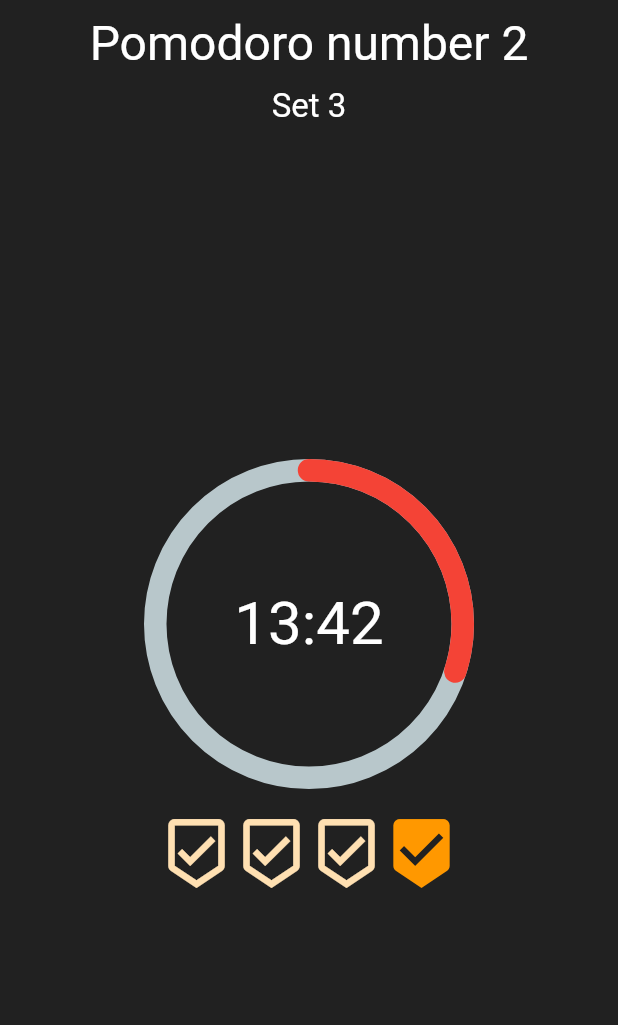
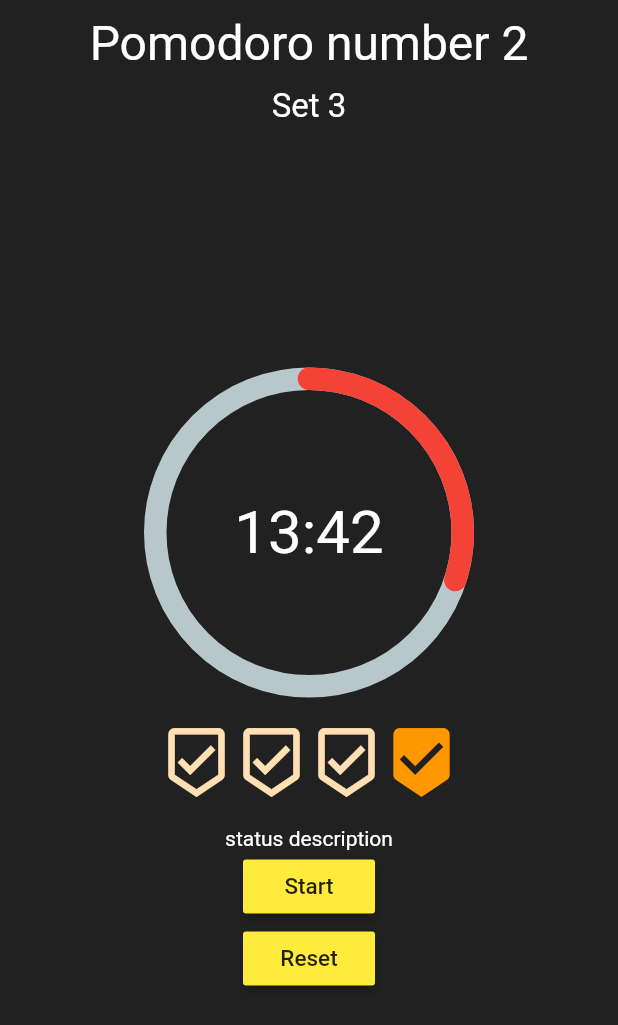
Before and after one commit to Leonardo1952/pomodoro, a Flutter app: the screen it shows after launch, on a phone screen of 412 x 824 dp. Shown: the top 1025 px of the screen. Run offline on Flutter 3.47's test engine with Material 2 defaults, Android fonts, the phone set to English and light mode, and no system bars; drawn by our look-alikes of percent_indicator.

Commit message:
botoes e status

```diff
--- a/lib/screens/home_screen.dart
+++ b/lib/screens/home_screen.dart
@@ -1,11 +1,22 @@
 import 'package:flutter/material.dart';
 import 'package:percent_indicator/percent_indicator.dart';
 import 'package:pomodoro/widget/progress_icons.dart';
+import 'package:pomodoro/widget/custom_button.dart';
+import 'package:pomodoro/model/pomodoro_status.dart';
 
 class Home extends StatefulWidget {
   @override
   _HomeState createState() => _HomeState();
 }
+
+const _btnTextStart = 'START POMODORO';
+const _btnTextResumePomodoro = 'RESUME POMODORO';
+const _btntextResumeBreak = "RESUME BREAK";
+const _btnTextStartBreak = 'TAKE SHORT BREAK';
+const _btnTextStartLongBreak = 'TAKE LONG BREAK';
+const _btnTextStartNewSet = 'START NEWSET';
+const _btnTextPause = 'PAUSE';
+const _btnTextReset = 'RESET';
 
 class _HomeState extends State<Home> {
   @override
@@ -52,6 +63,21 @@ class _HomeState extends State<Home> {
                     total: 4,
                     done: 3,
                   ),
+                  SizedBox(
+                    height: 10,
+                  ),
+                  Text(
+                    'status description',
+                    style: TextStyle(color: Colors.white),
+                  ),
+                  CustomButton(
+                    onTap: () {},
+                    text: 'Start',
+                  ),
+                  CustomButton(
+                    onTap: () {},
+                    text: 'Reset',
+                  ),
                 ],
               ),
             ),
--- /dev/null
+++ b/lib/widget/custom_button.dart
@@ -0,0 +1,21 @@
+import 'package:flutter/material.dart';
+
+class CustomButton extends StatelessWidget {
+  final Function onTap;
+  final String text;
+
+  const CustomButton({this.onTap, this.text});
+
+  @override
+  Widget build(BuildContext context) {
+    return ButtonTheme(
+      child: RaisedButton(
+        onPressed: onTap,
+        child: Text(
+          text,
+          style: TextStyle(fontSize: 15),
+        ),
+      ),
+    );
+  }
+}
```
Also changed, not shown: lib/model/pomodoro_status.dart (added, +9 -0 lines), lib/utils/constants.dart (added, +29 -0 lines).
